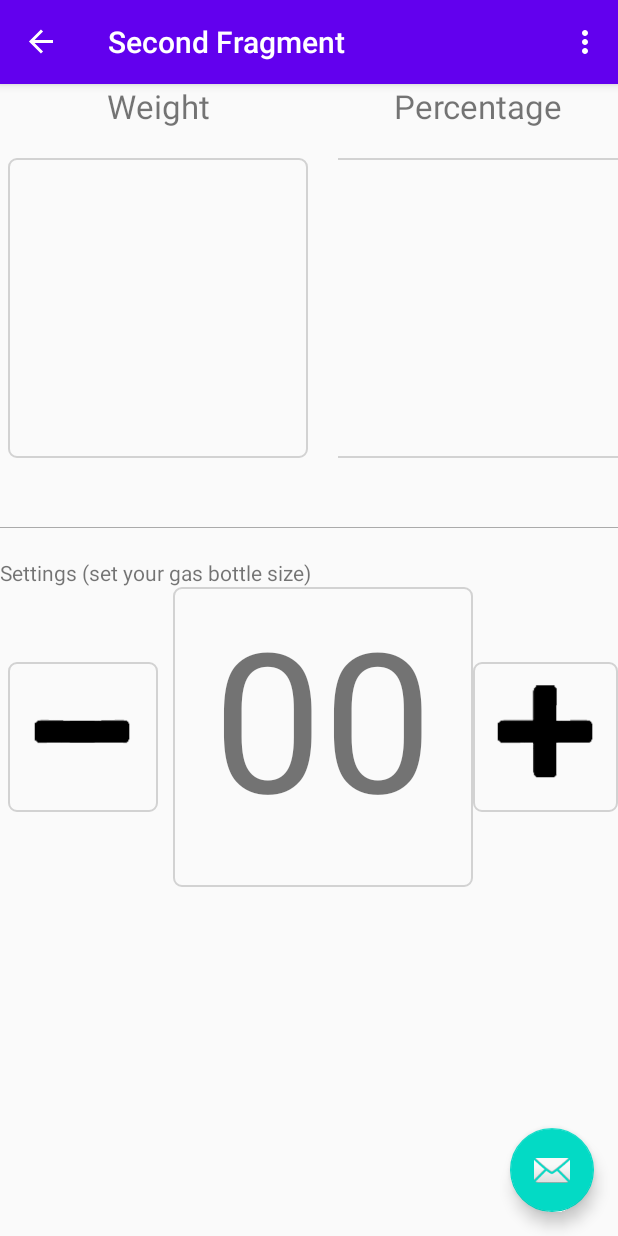
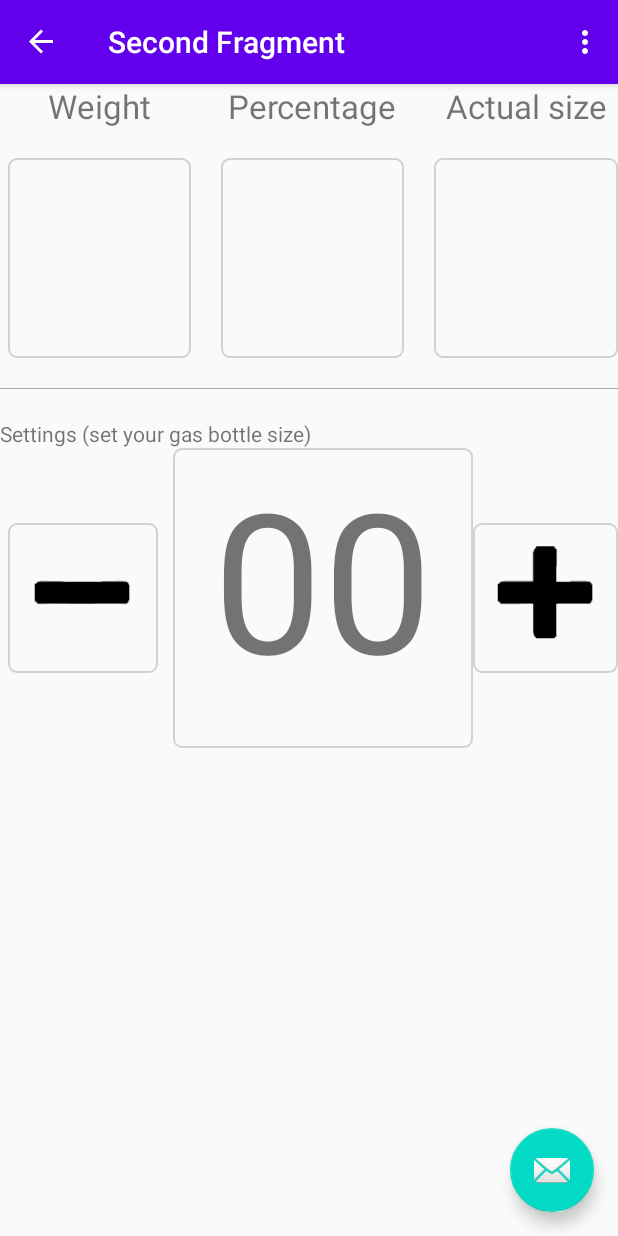
Before and after one commit to o1gres/BilanciaAndroid, an Android app: the screen it shows after launch (MainActivity), after a tap on "Cover Scale Image", on a phone screen of 412 x 824 dp. Run offline under Robolectric (Android 15) with nearby library versions, the light colour scheme and no system bars; our stand-ins replace navigation-ui; libraries missing offline, so code that uses them is left out: info.mqtt.android, org.eclipse.paho; 1 other tap on this screen came first.

Commit message:
Fix layout for portrait

```diff
--- a/app/src/main/res/layout/fragment_second.xml
+++ b/app/src/main/res/layout/fragment_second.xml
@@ -16,20 +16,22 @@
 
         <LinearLayout
             android:id="@+id/firstRow"
-            android:layout_width="match_parent"
-            android:layout_height="wrap_content">
+            android:layout_width="fill_parent"
+            android:layout_height="wrap_content"
+            android:orientation="horizontal">
 
 
                 <LinearLayout
                     android:id="@+id/linear1"
-                    android:layout_width="wrap_content"
+                    android:layout_width="0dp"
+                    android:layout_weight="30"
                     android:layout_height="wrap_content"
                     android:layout_marginLeft="5dp"
                     android:orientation="vertical">
 
                         <TextView
                             android:id="@+id/WeightTitle"
-                            android:layout_width="200dp"
+                            android:layout_width="match_parent"
                             android:layout_height="wrap_content"
                             android:textAlignment="center"
                             android:layout_gravity="center"
@@ -40,10 +42,10 @@
                         <TextView
 
                             android:id="@+id/WeightSize"
-                            android:layout_width="200dp"
-                            android:layout_height="200dp"
+                            android:layout_width="match_parent"
+                            android:layout_height="match_parent"
                             android:layout_marginTop="20dp"
-                            android:textSize="130dp"
+                            android:textSize="100dp"
                             android:textAlignment="center"
                             android:layout_gravity="center"
                             android:background="@drawable/edit_text_border" />
@@ -52,7 +54,8 @@
 
                 <LinearLayout
                     android:id="@+id/linear2"
-                    android:layout_width="wrap_content"
+                    android:layout_width="0dp"
+                    android:layout_weight="30"
                     android:layout_height="wrap_content"
                     android:orientation="vertical"
                     android:layout_marginLeft="20dp"
@@ -60,7 +63,7 @@
 
                         <TextView
                             android:id="@+id/PercentageTitle"
-                            android:layout_width="200dp"
+                            android:layout_width="match_parent"
                             android:layout_height="wrap_content"
                             android:textAlignment="center"
                             android:layout_gravity="center"
@@ -70,10 +73,10 @@
 
                         <TextView
                             android:id="@+id/PercentageSize"
-                            android:layout_width="200dp"
-                            android:layout_height="200dp"
+                            android:layout_width="match_parent"
+                            android:layout_height="match_parent"
                             android:layout_marginTop="20dp"
-                            android:textSize="130dp"
+                            android:textSize="100dp"
                             android:textAlignment="center"
                             android:layout_gravity="center"
                             android:background="@drawable/edit_text_border" />
@@ -83,7 +86,8 @@
 
             <LinearLayout
                 android:id="@+id/linear3"
-                android:layout_width="wrap_content"
+                android:layout_width="0dp"
+                android:layout_weight="30"
                 android:layout_height="wrap_content"
                 android:orientation="vertical"
                 android:layout_marginLeft="20dp"
@@ -91,7 +95,7 @@
 
                 <TextView
                     android:id="@+id/SetSizeTitle"
-                    android:layout_width="205dp"
+                    android:layout_width="match_parent"
                     android:layout_height="wrap_content"
                     android:textAlignment="center"
                     android:layout_gravity="center"
@@ -101,10 +105,10 @@
 
                 <TextView
                     android:id="@+id/SetSize"
-                    android:layout_width="200dp"
-                    android:layout_height="200dp"
+                    android:layout_width="match_parent"
+                    android:layout_height="match_parent"
                     android:layout_marginTop="20dp"
-                    android:textSize="130dp"
+                    android:textSize="100dp"
                     android:textAlignment="center"
                     android:layout_gravity="center"
                     android:background="@drawable/edit_text_border" />
--- a/app/src/main/res/values/strings.xml
+++ b/app/src/main/res/values/strings.xml
@@ -14,5 +14,5 @@
     <!-- Fragment two -->
     <string name="textview_weight_title">Weight</string>
     <string name="textview_percentage_title">Percentage</string>
-    <string name="set_size">Actual set bottle size</string>
+    <string name="set_size">Actual size</string>
 </resources>
```
